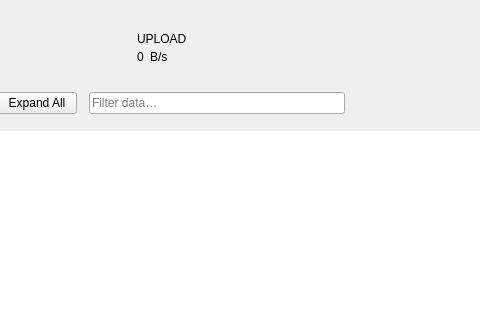
Old version of the form src/ui/networkwidget.ui in the repository CodeNova5/Oasis; both pictures show x 291 to 771 and y 0 to 320 of the 912 by 450 pixel window.
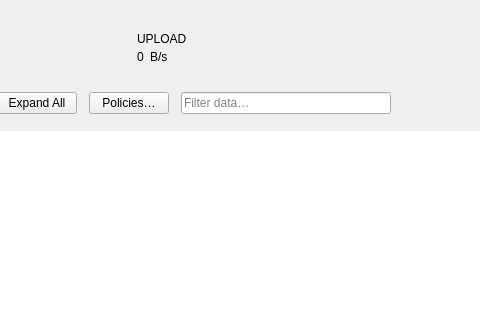
New version of the form.

Commit message: feat: implement policy list dialog for viewing, editing, and deleting saved policies

What changed in the file:
```diff
--- a/src/ui/networkwidget.ui
+++ b/src/ui/networkwidget.ui
@@ -227,6 +227,16 @@
        </property>
       </widget>
      </item>
+     <item>
+      <widget class="QPushButton" name="btnPolicies">
+       <property name="text">
+        <string>Policies…</string>
+       </property>
+       <property name="toolTip">
+        <string>View, edit, and delete saved policies</string>
+       </property>
+      </widget>
+     </item>
      <item>
       <widget class="QLineEdit" name="edtFilter">
        <property name="placeholderText">
```
The commit also changes 7 other files.
